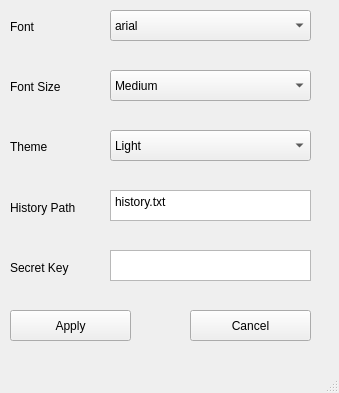
First picture: the form in ui/views/settings/settings.ui, repository dammmueller-calculator/calculator, before the edit.
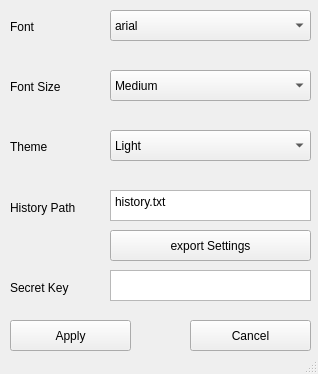
Second picture: the form after the edit.

Commit message: fix(settings): new names + json

```diff
--- a/ui/views/settings/settings.ui
+++ b/ui/views/settings/settings.ui
@@ -6,8 +6,8 @@
    <rect>
     <x>0</x>
     <y>0</y>
-    <width>339</width>
-    <height>393</height>
+    <width>318</width>
+    <height>374</height>
    </rect>
   </property>
   <property name="windowTitle">
@@ -18,7 +18,7 @@
     <property name="geometry">
      <rect>
       <x>110</x>
-      <y>250</y>
+      <y>270</y>
       <width>201</width>
       <height>31</height>
      </rect>
@@ -160,7 +160,7 @@
     <property name="geometry">
      <rect>
       <x>10</x>
-      <y>260</y>
+      <y>280</y>
       <width>81</width>
       <height>16</height>
      </rect>
@@ -173,7 +173,7 @@
     <property name="geometry">
      <rect>
       <x>190</x>
-      <y>310</y>
+      <y>320</y>
       <width>121</width>
       <height>31</height>
      </rect>
@@ -186,7 +186,7 @@
     <property name="geometry">
      <rect>
       <x>10</x>
-      <y>310</y>
+      <y>320</y>
       <width>121</width>
       <height>31</height>
      </rect>
@@ -195,16 +195,19 @@
      <string>Apply</string>
     </property>
    </widget>
-  </widget>
-  <widget class="QMenuBar" name="menubar">
-   <property name="geometry">
-    <rect>
-     <x>0</x>
-     <y>0</y>
-     <width>339</width>
-     <height>19</height>
-    </rect>
-   </property>
+   <widget class="QPushButton" name="btn_export_settings">
+    <property name="geometry">
+     <rect>
+      <x>110</x>
+      <y>230</y>
+      <width>201</width>
+      <height>31</height>
+     </rect>
+    </property>
+    <property name="text">
+     <string>export Settings</string>
+    </property>
+   </widget>
   </widget>
   <widget class="QStatusBar" name="statusbar"/>
  </widget>
```
Left out of the diff: 38 changed lines with no effect on the pictures. The commit also changes 2 other files.
